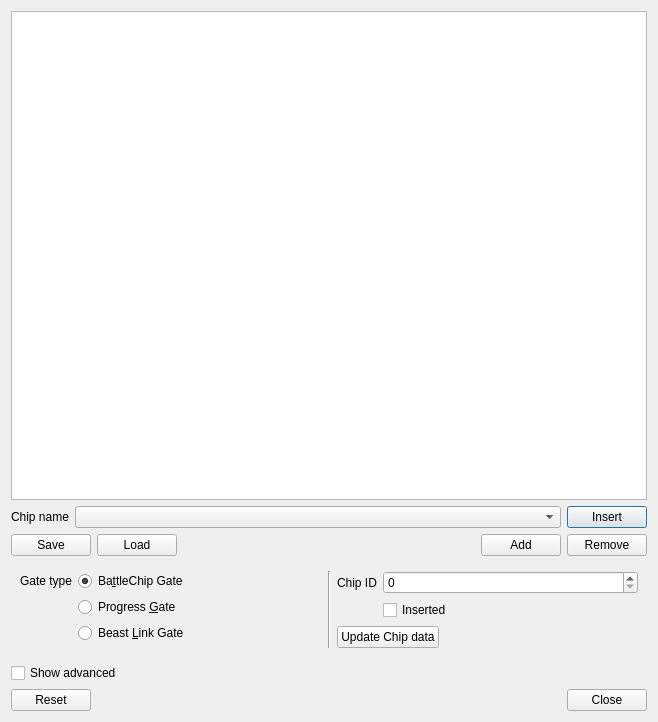
First picture: the form in src/platform/qt/BattleChipView.ui, repository mgba-emu/mgba, before the edit.
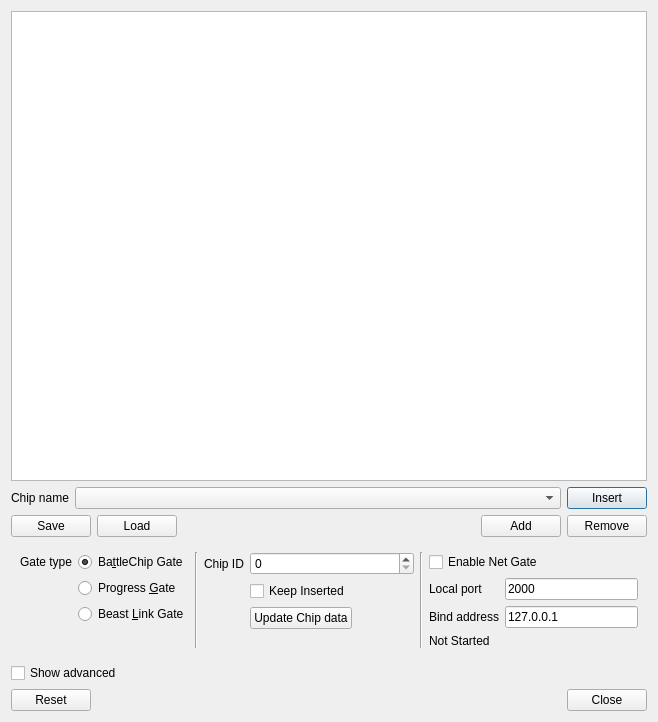
Second picture: the form after the edit.

Diff of the .ui file:
```diff
--- a/src/platform/qt/BattleChipView.ui
+++ b/src/platform/qt/BattleChipView.ui
@@ -23,10 +23,10 @@
       <bool>true</bool>
      </property>
      <property name="dragDropMode">
-      <enum>QAbstractItemView::InternalMove</enum>
+      <enum>QAbstractItemView::DragDropMode::InternalMove</enum>
      </property>
      <property name="defaultDropAction">
-      <enum>Qt::MoveAction</enum>
+      <enum>Qt::DropAction::MoveAction</enum>
      </property>
      <property name="iconSize">
       <size>
@@ -35,13 +35,13 @@
       </size>
      </property>
      <property name="movement">
-      <enum>QListView::Free</enum>
+      <enum>QListView::Movement::Free</enum>
      </property>
      <property name="isWrapping" stdset="0">
       <bool>true</bool>
      </property>
      <property name="resizeMode">
-      <enum>QListView::Adjust</enum>
+      <enum>QListView::ResizeMode::Adjust</enum>
      </property>
      <property name="gridSize">
       <size>
@@ -50,7 +50,7 @@
       </size>
      </property>
      <property name="viewMode">
-      <enum>QListView::IconMode</enum>
+      <enum>QListView::ViewMode::IconMode</enum>
      </property>
     </widget>
    </item>
@@ -98,7 +98,7 @@
      <item>
       <spacer name="horizontalSpacer">
        <property name="orientation">
-        <enum>Qt::Horizontal</enum>
+        <enum>Qt::Orientation::Horizontal</enum>
        </property>
        <property name="sizeHint" stdset="0">
         <size>
@@ -129,18 +129,21 @@
      <property name="visible">
       <bool>false</bool>
      </property>
-     <layout class="QHBoxLayout" name="horizontalLayout_4">
+     <layout class="QHBoxLayout" name="horizontalLayout_4" stretch="0,0,1,0,1">
       <item>
        <layout class="QFormLayout" name="formLayout_2">
-        <item row="1" column="0">
+        <item row="0" column="0">
          <widget class="QLabel" name="label_3">
           <property name="text">
            <string>Gate type</string>
           </property>
          </widget>
         </item>
-        <item row="1" column="1">
+        <item row="0" column="1">
          <widget class="QRadioButton" name="gateBattleChip">
+          <property name="toolTip">
+           <string>&lt;html&gt;&lt;head/&gt;&lt;body&gt;&lt;p&gt;&lt;span style=&quot; font-weight:700;&quot;&gt;Battle Chip Gate&lt;/span&gt;&lt;/p&gt;&lt;p&gt;Usable with &lt;span style=&quot; font-style:italic;&quot;&gt;Mega Man Battle Network 4&lt;/span&gt; and &lt;span style=&quot; font-style:italic;&quot;&gt;Rockman.EXE 4.5 Real Operation&lt;/span&gt;. &lt;/p&gt;&lt;p&gt;It can also be used to unlock minigames in &lt;span style=&quot; font-style:italic;&quot;&gt;Rockman Zero 3 &lt;/span&gt;upon inserting the &amp;quot;Meteor Red Sun&amp;quot; or &amp;quot;Blue Moon Ray&amp;quot; Battle Chip. &lt;/p&gt;&lt;/body&gt;&lt;/html&gt;</string>
+          </property>
           <property name="text">
            <string notr="true">Ba&amp;ttleChip Gate</string>
           </property>
@@ -149,15 +152,21 @@
           </property>
          </widget>
         </item>
-        <item row="2" column="1">
+        <item row="1" column="1">
          <widget class="QRadioButton" name="gateProgress">
+          <property name="toolTip">
+           <string>&lt;html&gt;&lt;head/&gt;&lt;body&gt;&lt;p&gt;&lt;span style=&quot; font-weight:700;&quot;&gt;Progress Gate&lt;/span&gt;&lt;/p&gt;&lt;p&gt;Usable with &lt;span style=&quot; font-style:italic;&quot;&gt;Mega Man Battle Network 5&lt;/span&gt;.&lt;/p&gt;&lt;/body&gt;&lt;/html&gt;</string>
+          </property>
           <property name="text">
            <string notr="true">Progress &amp;Gate</string>
           </property>
          </widget>
         </item>
-        <item row="3" column="1">
+        <item row="2" column="1">
          <widget class="QRadioButton" name="gateBeastLink">
+          <property name="toolTip">
+           <string>&lt;html&gt;&lt;head/&gt;&lt;body&gt;&lt;p&gt;&lt;span style=&quot; font-weight:700;&quot;&gt;Beast Link Gate&lt;/span&gt;&lt;/p&gt;&lt;p&gt;Usable with &lt;span style=&quot; font-style:italic;&quot;&gt;Rockman EXE 6&lt;/span&gt;, including support for &lt;span style=&quot; font-style:italic;&quot;&gt;Mega Man Battle Network 6&lt;/span&gt;.&lt;/p&gt;&lt;/body&gt;&lt;/html&gt;</string>
+          </property>
           <property name="text">
            <string notr="true">Beast &amp;Link Gate</string>
           </property>
@@ -174,10 +183,10 @@
       </item>
       <item>
        <layout class="QFormLayout" name="formLayout_5">
-        <item row="1" column="1">
-         <widget class="QCheckBox" name="inserted">
+        <item row="0" column="0">
+         <widget class="QLabel" name="label_4">
           <property name="text">
-           <string>Inserted</string>
+           <string>Chip ID</string>
           </property>
          </widget>
         </item>
@@ -188,14 +197,14 @@
           </property>
          </widget>
         </item>
-        <item row="0" column="0">
-         <widget class="QLabel" name="label_4">
+        <item row="1" column="1">
+         <widget class="QCheckBox" name="inserted">
           <property name="text">
-           <string>Chip ID</string>
+           <string>Keep Inserted</string>
           </property>
          </widget>
         </item>
-        <item row="2" column="0" colspan="2">
+        <item row="2" column="1">
          <widget class="QPushButton" name="updateData">
           <property name="sizePolicy">
            <sizepolicy hsizetype="Fixed" vsizetype="Fixed">
@@ -210,6 +219,71 @@
         </item>
        </layout>
       </item>
+      <item>
+       <widget class="Line" name="line_2">
+        <property name="orientation">
+         <enum>Qt::Vertical</enum>
+        </property>
+       </widget>
+      </item>
+      <item>
+       <layout class="QFormLayout" name="formLayout_6">
+        <item row="0" column="0" colspan="2">
+         <widget class="QCheckBox" name="netGateEnable">
+          <property name="toolTip">
+           <string>&lt;p&gt;&lt;b&gt;Net Gate&lt;/b&gt; - Sends Battle Chip data to mGBA over TCP.&lt;/p&gt; &lt;p&gt;It can be used with an external service/app that opens a TCP socket to submit Chip IDs.&lt;/p&gt; &lt;p style=&quot;margin:0&quot;&gt;&lt;b&gt;Protocol (3 bytes)&lt;/b&gt;:&lt;/p&gt;&lt;span style=&quot;font-family:'Courier New';&quot;&gt;&lt;ol style=&quot;margin:0; padding-left:1.2em&quot;&gt; &lt;li&gt;&lt;tt&gt;0x80&lt;/tt&gt;&lt;/li&gt; &lt;li&gt;&lt;tt&gt;CHIP_ID_HI&lt;/tt&gt;&lt;/li&gt; &lt;li&gt;&lt;tt&gt;CHIP_ID_LO&lt;/tt&gt;&lt;/li&gt; &lt;/ol&gt;&lt;/span&gt;</string>
+          </property>
+          <property name="text">
+           <string>Enable Net Gate</string>
+          </property>
+         </widget>
+        </item>
+        <item row="1" column="0">
+         <widget class="QLabel" name="netGatePortLabel">
+          <property name="text">
+           <string>Local port</string>
+          </property>
+         </widget>
+        </item>
+        <item row="1" column="1">
+         <widget class="QLineEdit" name="netGatePort">
+          <property name="text">
+           <string>2000</string>
+          </property>
+          <property name="maxLength">
+           <number>5</number>
+          </property>
+          <property name="placeholderText">
+           <string>1-65535</string>
+          </property>
+         </widget>
+        </item>
+        <item row="2" column="0">
+         <widget class="QLabel" name="netGateBindLabel">
+          <property name="text">
+           <string>Bind address</string>
+          </property>
+         </widget>
+        </item>
+        <item row="2" column="1">
+         <widget class="QLineEdit" name="netGateBind">
+          <property name="text">
+           <string>127.0.0.1</string>
+          </property>
+          <property name="placeholderText">
+           <string>e.g., 127.0.0.1</string>
+          </property>
+         </widget>
+        </item>
+        <item row="3" column="0" colspan="2">
+         <widget class="QLabel" name="netGateStatus">
+          <property name="text">
+           <string>Not Started</string>
+          </property>
+         </widget>
+        </item>
+       </layout>
+      </item>
      </layout>
     </widget>
    </item>
@@ -225,7 +299,7 @@
      <item>
       <widget class="QDialogButtonBox" name="buttonBox">
        <property name="standardButtons">
-        <set>QDialogButtonBox::Close|QDialogButtonBox::Reset</set>
+        <set>QDialogButtonBox::StandardButton::Close|QDialogButtonBox::StandardButton::Reset</set>
        </property>
       </widget>
      </item>
```
